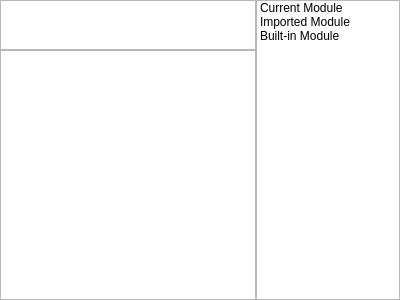
Old version of the form ualgorithmeditor.ui in the repository davidaq/Uranus2.
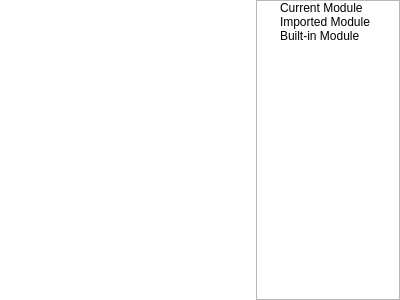
New version of the form. Icons and pictures are not drawn.

The edit to the form file:
```diff
--- a/ualgorithmeditor.ui
+++ b/ualgorithmeditor.ui
@@ -20,35 +20,6 @@
    <property name="spacing">
     <number>0</number>
    </property>
-   <item row="1" column="1" colspan="2">
-    <widget class="QTreeView" name="treeView">
-     <property name="sizePolicy">
-      <sizepolicy hsizetype="Minimum" vsizetype="Expanding">
-       <horstretch>0</horstretch>
-       <verstretch>0</verstretch>
-      </sizepolicy>
-     </property>
-     <property name="contextMenuPolicy">
-      <enum>Qt::CustomContextMenu</enum>
-     </property>
-    </widget>
-   </item>
-   <item row="0" column="1">
-    <widget class="QPlainTextEdit" name="hintText">
-     <property name="sizePolicy">
-      <sizepolicy hsizetype="Expanding" vsizetype="Fixed">
-       <horstretch>0</horstretch>
-       <verstretch>0</verstretch>
-      </sizepolicy>
-     </property>
-     <property name="maximumSize">
-      <size>
-       <width>16777215</width>
-       <height>50</height>
-      </size>
-     </property>
-    </widget>
-   </item>
    <item row="0" column="3" rowspan="2">
     <widget class="QTreeWidget" name="functions">
      <property name="sizePolicy">
@@ -60,9 +31,6 @@
      <property name="editTriggers">
       <set>QAbstractItemView::NoEditTriggers</set>
      </property>
-     <property name="rootIsDecorated">
-      <bool>false</bool>
-     </property>
      <property name="animated">
       <bool>true</bool>
      </property>
@@ -106,6 +74,33 @@
      </item>
     </widget>
    </item>
+   <item row="1" column="1" colspan="2">
+    <widget class="QTreeWidget" name="body">
+     <property name="sizePolicy">
+      <sizepolicy hsizetype="Minimum" vsizetype="Expanding">
+       <horstretch>0</horstretch>
+       <verstretch>0</verstretch>
+      </sizepolicy>
+     </property>
+     <property name="contextMenuPolicy">
+      <enum>Qt::CustomContextMenu</enum>
+     </property>
+     <property name="frameShape">
+      <enum>QFrame::NoFrame</enum>
+     </property>
+     <property name="rootIsDecorated">
+      <bool>false</bool>
+     </property>
+     <attribute name="headerVisible">
+      <bool>false</bool>
+     </attribute>
+     <column>
+      <property name="text">
+       <string notr="true">1</string>
+      </property>
+     </column>
+    </widget>
+   </item>
   </layout>
  </widget>
  <resources>
```
